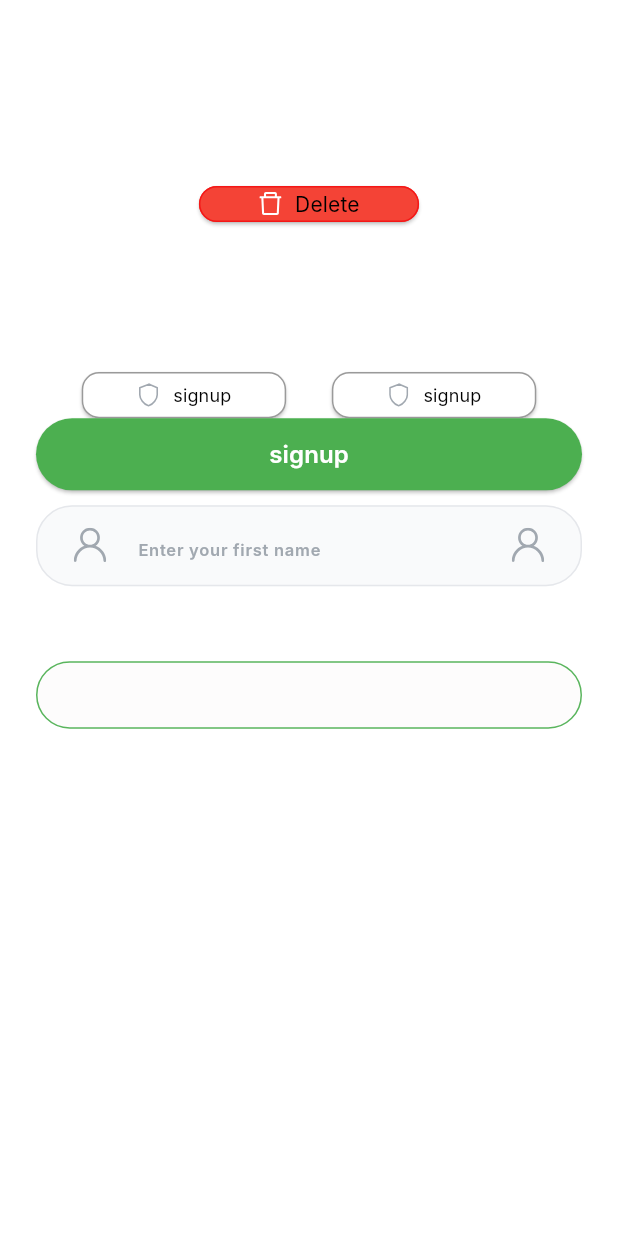
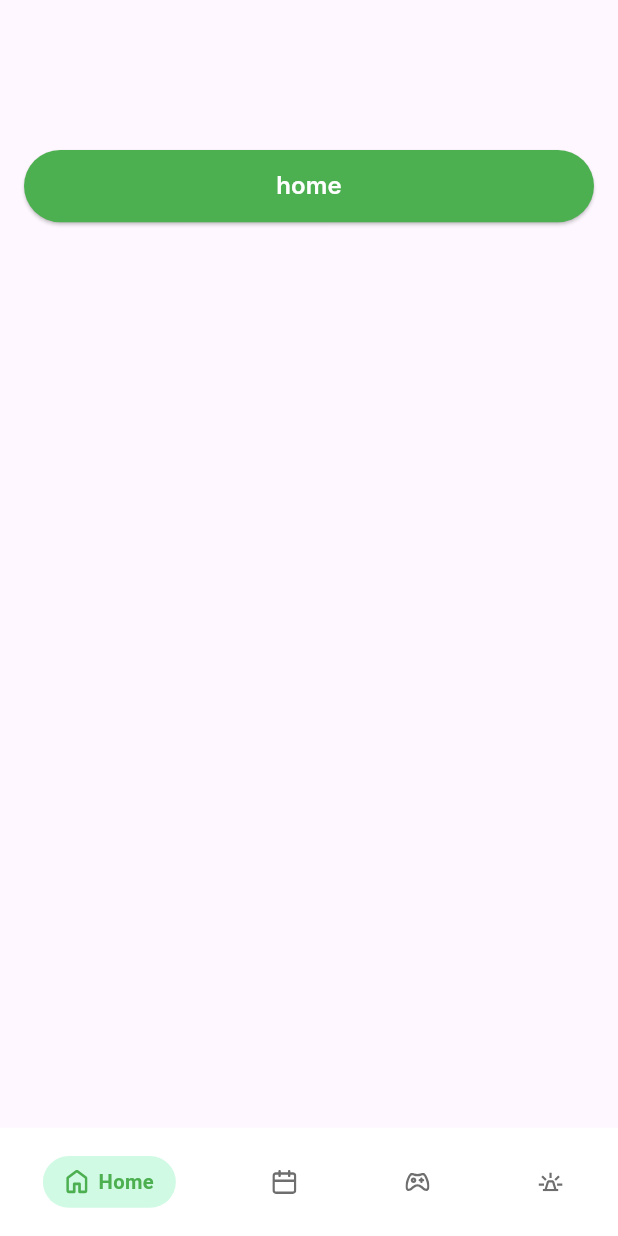
Before and after one commit to itchoh/Nesyan, a Flutter app: the screen it shows after launch, on a phone screen of 412 x 824 dp. Run offline on Flutter 3.47's test engine with Material 3 defaults, Android fonts, the phone set to English and light mode, and no system bars; our stand-ins replace flutter_screenutil, flutter_svg; Roboto replaces fonts that are missing (Inter).

Commit message:
buttom navigation bar 1

```diff
--- /dev/null
+++ b/lib/core/constant/routes.dart
@@ -0,0 +1,12 @@
+import 'package:flutter/cupertino.dart';
+import 'package:nesyan/game_feature/game_screen.dart';
+import 'package:nesyan/home_feature/home_screen.dart';
+import 'package:nesyan/schedule_feature/schedule_screen.dart';
+import 'package:nesyan/sos_feature/sos_screen.dart';
+
+Map<String,WidgetBuilder>routes={
+  HomeScreen.routeName: (context) => HomeScreen(),
+  ScheduleScreen.routeName: (context) => ScheduleScreen(),
+  SosScreen.routeName: (context) => SosScreen(),
+  GameScreen.routeName: (context) => GameScreen(),
+};
--- a/lib/core/constant/text_style.dart
+++ b/lib/core/constant/text_style.dart
@@ -132,7 +132,7 @@ class AppFontStyle{
   }
   static TextStyle AnswerOrTitCardORreminderItemsOrInputButtomSheet(){
     return TextStyle(
-      color: Colors.black,
+      color: traditionalGreen,
       fontSize: 12,
       fontWeight: FontWeight.w400,
       fontFamily: 'Inter',
--- /dev/null
+++ b/lib/core/widgets/buttom_navigation.dart
@@ -0,0 +1,86 @@
+import 'package:flutter/cupertino.dart';
+import 'package:flutter/material.dart';
+import 'package:flutter_screenutil/flutter_screenutil.dart';
+import '../../data/model/nav_item.dart';
+import '../constant/colors.dart';
+import '../constant/icon_style.dart';
+import '../constant/icons.dart';
+
+class HomeNavigation extends StatelessWidget {
+   HomeNavigation({
+    super.key,
+    required this.currentIndex,
+    required this.onChanged,
+  });
+
+  final int currentIndex;
+  final ValueChanged<int> onChanged;
+
+  final List<NavItem> items = [
+    NavItem(AppIcons.home, "Home"),
+    NavItem(AppIcons.reminder, "Schedule"),
+    NavItem(AppIcons.game, "Game"),
+    NavItem(AppIcons.alert, "Alerts"),
+  ];
+
+  @override
+  Widget build(BuildContext context) {
+    return BottomAppBar(
+      height: 75.h,
+      color: white,
+      elevation: 8,
+      child: Container(
+        child: Padding(
+          padding: EdgeInsets.symmetric(horizontal: 12.w, vertical: 4.h),
+          child: Row(
+            mainAxisAlignment: MainAxisAlignment.spaceBetween,
+            children: List.generate(
+              items.length,
+                  (index) => _navItem(items[index], index),
+            ),
+          ),
+        ),
+      ),
+    );
+  }
+  Widget _navItem(NavItem item, int index) {
+    final bool selected = currentIndex == index;
+    return InkWell(
+      borderRadius: BorderRadius.circular(20.r),
+      onTap: () => onChanged(index),
+      child: AnimatedContainer(
+        duration: const Duration(milliseconds: 200),
+        padding: EdgeInsets.symmetric(
+          horizontal: selected ? 14.w : 8.w,
+          vertical: 8.h,
+        ),
+        decoration: BoxDecoration(
+          color: selected
+              ? grannyApple
+              : Colors.transparent,
+          borderRadius: BorderRadius.circular(20.r),
+        ),
+        child: Row(
+          mainAxisSize: MainAxisSize.min,
+          children: [
+            AppIconStyle.small(
+              item.icon,
+              color: selected ? traditionalGreen : classicMatteGrey,
+            ),
+            if (selected) ...[
+              SizedBox(width: 6.w),
+              Text(
+                item.label,
+                style: TextStyle(
+                  color: traditionalGreen,
+                  fontWeight: FontWeight.w600,
+                  fontSize: 14.sp,
+                ),
+              ),
+            ],
+          ],
+        ),
+      ),
+    );
+  }
+}
--- /dev/null
+++ b/lib/core/widgets/main_layout.dart
@@ -0,0 +1,39 @@
+import 'package:flutter/material.dart';
+import '../../game_feature/game_screen.dart';
+import '../../home_feature/home_screen.dart';
+import '../../schedule_feature/schedule_screen.dart';
+import '../../sos_feature/sos_screen.dart';
+import 'buttom_navigation.dart';
+
+class MainLayout extends StatefulWidget {
+  const MainLayout({super.key});
+
+  @override
+  State<MainLayout> createState() => _MainLayoutState();
+}
+
+class _MainLayoutState extends State<MainLayout> {
+  int currentIndex = 0;
+
+  final List<Widget> screens = const [
+    HomeScreen(),
+    ScheduleScreen(),
+    GameScreen(),
+    SosScreen(),
+  ];
+
+  @override
+  Widget build(BuildContext context) {
+    return Scaffold(
+      body: screens[currentIndex],
+      bottomNavigationBar: HomeNavigation(
+        currentIndex: currentIndex,
+        onChanged: (index) {
+          setState(() {
+            currentIndex = index;
+          });
+        },
+      ),
+    );
+  }
+}
--- /dev/null
+++ b/lib/data/model/nav_item.dart
@@ -0,0 +1,10 @@
+import 'package:nesyan/core/constant/icon_style.dart';
+
+class NavItem {
+  final String icon;
+  final String label;
+
+   NavItem(this.icon, this.label){
+    AppIconStyle.large(icon);
+  }
+}
--- /dev/null
+++ b/lib/game_feature/game_screen.dart
@@ -0,0 +1,15 @@
+import 'package:flutter/material.dart';
+import '../core/constant/text_style.dart';
+import '../core/widgets/main_button.dart';
+class GameScreen extends StatelessWidget {
+  const GameScreen({super.key});
+  static String routeName="GameScreen";
+  @override
+  Widget build(BuildContext context) {
+    return Padding(
+      padding: const EdgeInsets.symmetric(horizontal: 16,vertical: 100),
+      child: MainButton(funName: "Game", onPressed: () {},textstyle: AppFontStyle.buttont(),
+      ),
+    );
+  }
+}
--- /dev/null
+++ b/lib/home_feature/home_screen.dart
@@ -0,0 +1,16 @@
+import 'package:flutter/material.dart';
+
+import '../core/constant/text_style.dart';
+import '../core/widgets/main_button.dart';
+class HomeScreen extends StatelessWidget {
+  const HomeScreen({super.key});
+  static String routeName="HomeScreen";
+
+  @override
+  Widget build(BuildContext context) {
+    return Padding(
+      padding: const EdgeInsets.symmetric(horizontal: 16,vertical: 100),
+      child: MainButton(funName: "home", onPressed: () {},textstyle: AppFontStyle.buttont(),),
+    );
+  }
+}
--- a/lib/main.dart
+++ b/lib/main.dart
@@ -3,9 +3,12 @@ import 'package:flutter_screenutil/flutter_screenutil.dart';
 import 'package:nesyan/core/constant/icon_style.dart';
 import 'package:nesyan/core/constant/icons.dart';
 import 'package:nesyan/core/constant/text_style.dart';
+import 'package:nesyan/core/widgets/buttom_navigation.dart';
 import 'package:nesyan/core/widgets/main_button.dart';
 import 'core/constant/colors.dart';
+import 'core/constant/routes.dart';
 import 'core/widgets/daily_textField.dart';
+import 'core/widgets/main_layout.dart';
 import 'core/widgets/text_fieldForm.dart';
 
 void main() {
@@ -22,7 +25,11 @@ class Nesyan extends StatelessWidget {
       minTextAdapt: true,
       splitScreenMode: true,
       builder: (context, child) {
-        return MaterialApp(debugShowCheckedModeBanner: false, home: Home());
+        return MaterialApp(
+          debugShowCheckedModeBanner: false,
+          routes: routes,
+          home: const MainLayout(),
+        );
       },
     );
   }
@@ -37,6 +44,7 @@ class Home extends StatelessWidget {
       backgroundColor: Colors.white,
       body: Padding(
         padding: EdgeInsetsGeometry.all(24),
+        child: SingleChildScrollView(
           child: Column(
             children: [
               SizedBox(height: 100),
@@ -83,6 +91,7 @@ class Home extends StatelessWidget {
             ],
           ),
         ),
+      ),
     );
   }
 }
--- /dev/null
+++ b/lib/schedule_feature/schedule_screen.dart
@@ -0,0 +1,16 @@
+import 'package:flutter/material.dart';
+
+import '../core/constant/text_style.dart';
+import '../core/widgets/main_button.dart';
+class ScheduleScreen extends StatelessWidget {
+  const ScheduleScreen({super.key});
+  static String routeName="ScheduleScreen";
+
+  @override
+  Widget build(BuildContext context) {
+    return Padding(
+      padding: const EdgeInsets.symmetric(horizontal: 16,vertical: 100),
+      child: MainButton(funName: "Schedule", onPressed: () {},textstyle: AppFontStyle.buttont(),),
+    );
+  }
+}
--- /dev/null
+++ b/lib/sos_feature/sos_screen.dart
@@ -0,0 +1,17 @@
+import 'package:flutter/material.dart';
+
+import '../core/constant/text_style.dart';
+import '../core/widgets/main_button.dart';
+class SosScreen extends StatelessWidget {
+  const SosScreen({super.key});
+  static String routeName="SosScreen";
+
+  @override
+  Widget build(BuildContext context) {
+    return Scaffold(
+      body:Padding(
+        padding: const EdgeInsets.symmetric(horizontal: 16,vertical: 100),
+        child: MainButton(funName: "Sos", onPressed: () {},textstyle: AppFontStyle.buttont()),
+      ));
+  }
+}
```
Lines whose indentation alone changed are shown as unchanged.
